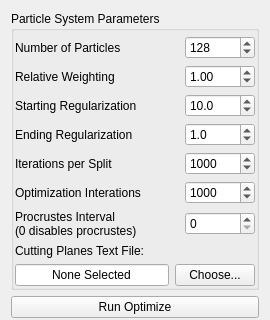
Before: the Qt Designer form Studio/src/Application/Optimize/OptimizeTool.ui in SCIInstitute/ShapeWorks, drawn with Qt 5; both pictures show x 0 to 270 and y 0 to 320 of the 270 by 632 pixel window.
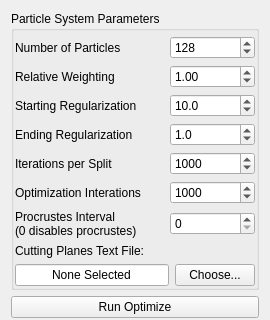
After: the same form once the commit is applied.

Commit message: Add more space for larger numbers.

Diff of the .ui file:
```diff
--- a/Studio/src/Application/Optimize/OptimizeTool.ui
+++ b/Studio/src/Application/Optimize/OptimizeTool.ui
@@ -64,7 +64,7 @@
         </property>
         <property name="minimumSize">
          <size>
-          <width>70</width>
+          <width>85</width>
           <height>0</height>
          </size>
         </property>
@@ -119,7 +119,7 @@
         </property>
         <property name="minimumSize">
          <size>
-          <width>70</width>
+          <width>85</width>
           <height>0</height>
          </size>
         </property>
@@ -150,7 +150,7 @@
         </property>
         <property name="minimumSize">
          <size>
-          <width>70</width>
+          <width>85</width>
           <height>0</height>
          </size>
         </property>
@@ -173,6 +173,12 @@
       </item>
       <item row="6" column="1">
        <widget class="QSpinBox" name="procrustes_interval">
+        <property name="minimumSize">
+         <size>
+          <width>85</width>
+          <height>0</height>
+         </size>
+        </property>
         <property name="maximum">
          <number>99</number>
         </property>
@@ -198,7 +204,7 @@
         </property>
         <property name="minimumSize">
          <size>
-          <width>70</width>
+          <width>85</width>
           <height>0</height>
          </size>
         </property>
@@ -244,7 +250,7 @@
         </property>
         <property name="minimumSize">
          <size>
-          <width>70</width>
+          <width>85</width>
           <height>0</height>
          </size>
         </property>
@@ -269,7 +275,7 @@
         </property>
         <property name="minimumSize">
          <size>
-          <width>70</width>
+          <width>85</width>
           <height>0</height>
          </size>
         </property>
```
